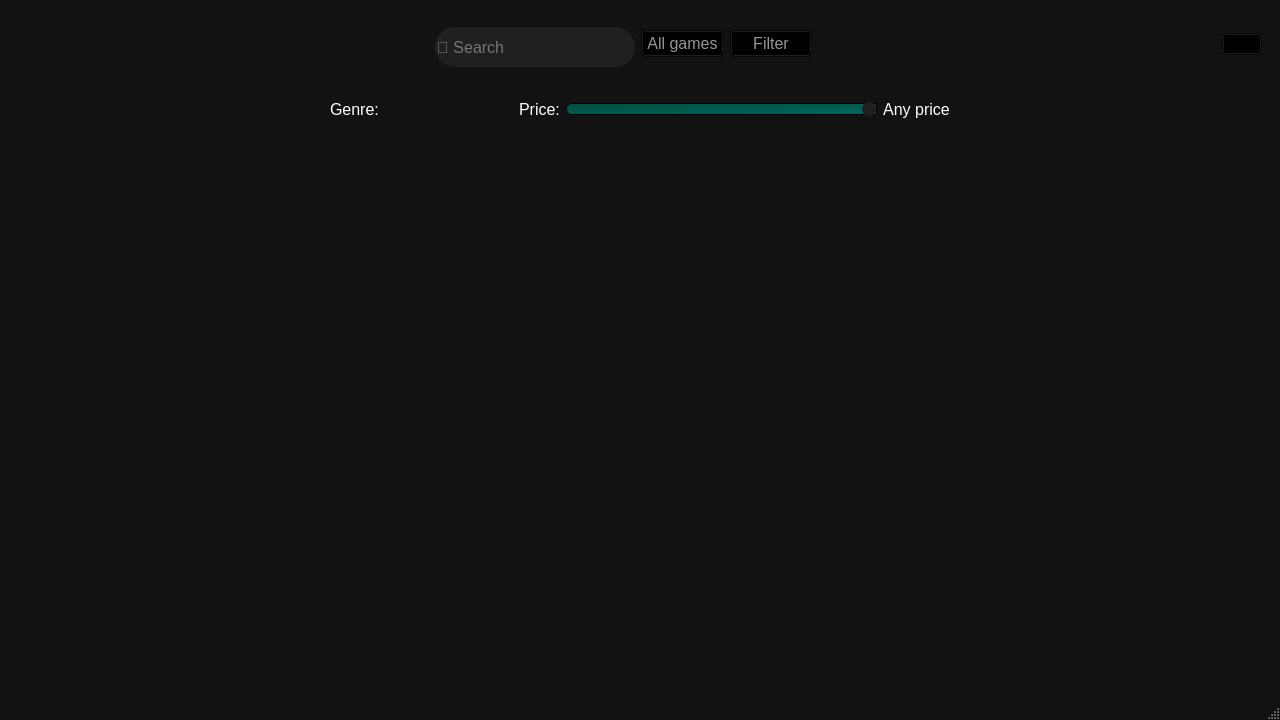
Old version of the form Foxlike/browsewindow.ui in the repository Lekantrop-gd/CourseProject.
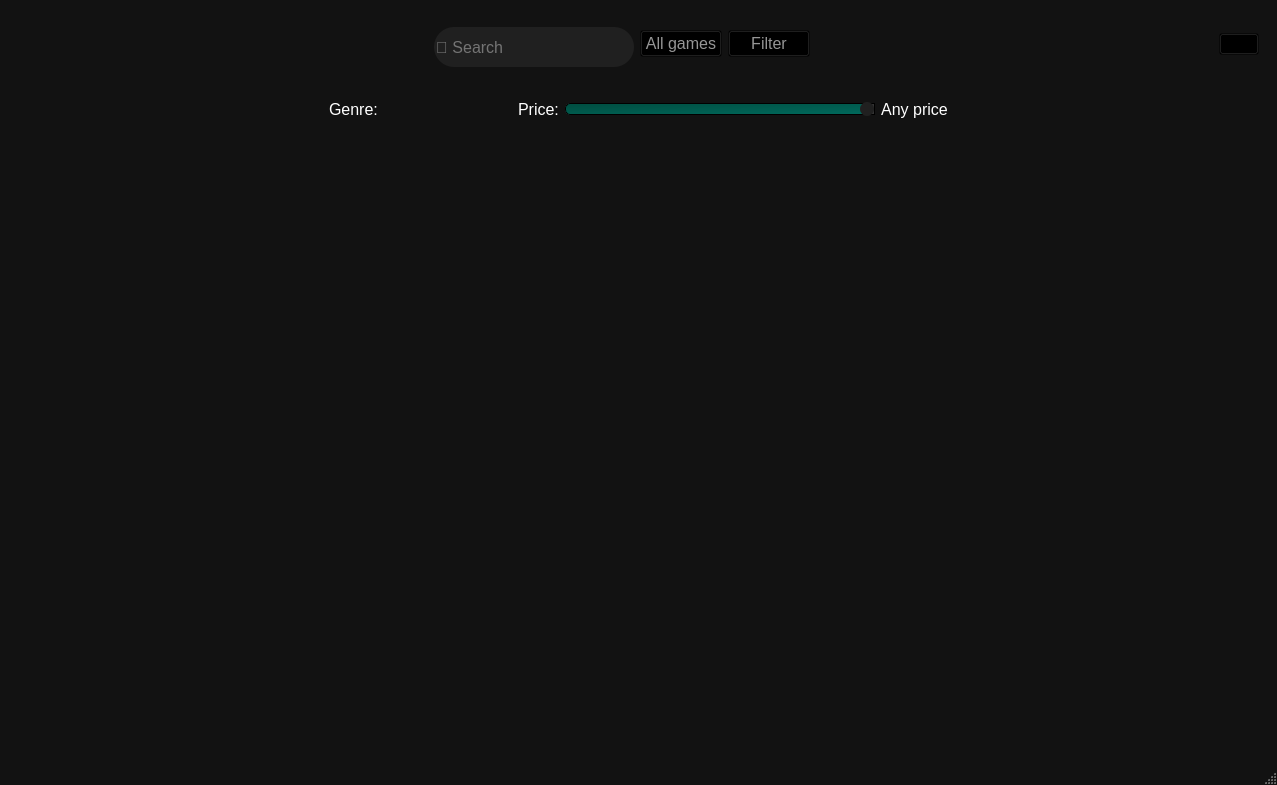
New version of the form. Icons and pictures are not drawn.

The edit to the form file:
```diff
--- a/Foxlike/browsewindow.ui
+++ b/Foxlike/browsewindow.ui
@@ -6,8 +6,8 @@
    <rect>
     <x>0</x>
     <y>0</y>
-    <width>1280</width>
-    <height>720</height>
+    <width>1277</width>
+    <height>785</height>
    </rect>
   </property>
   <property name="windowTitle">
@@ -116,9 +116,18 @@
             <property name="text">
              <string notr="true"/>
             </property>
+            <property name="frame">
+             <bool>true</bool>
+            </property>
+            <property name="cursorPosition">
+             <number>0</number>
+            </property>
             <property name="placeholderText">
              <string>🔎 Search</string>
             </property>
+            <property name="clearButtonEnabled">
+             <bool>false</bool>
+            </property>
            </widget>
           </item>
           <item>
@@ -501,8 +510,8 @@
            <rect>
             <x>0</x>
             <y>0</y>
-            <width>1152</width>
-            <height>508</height>
+            <width>1149</width>
+            <height>573</height>
            </rect>
           </property>
           <layout class="QHBoxLayout" name="horizontalLayout_4">
```
Left out of the diff: 11 changed lines with no effect on the pictures.
